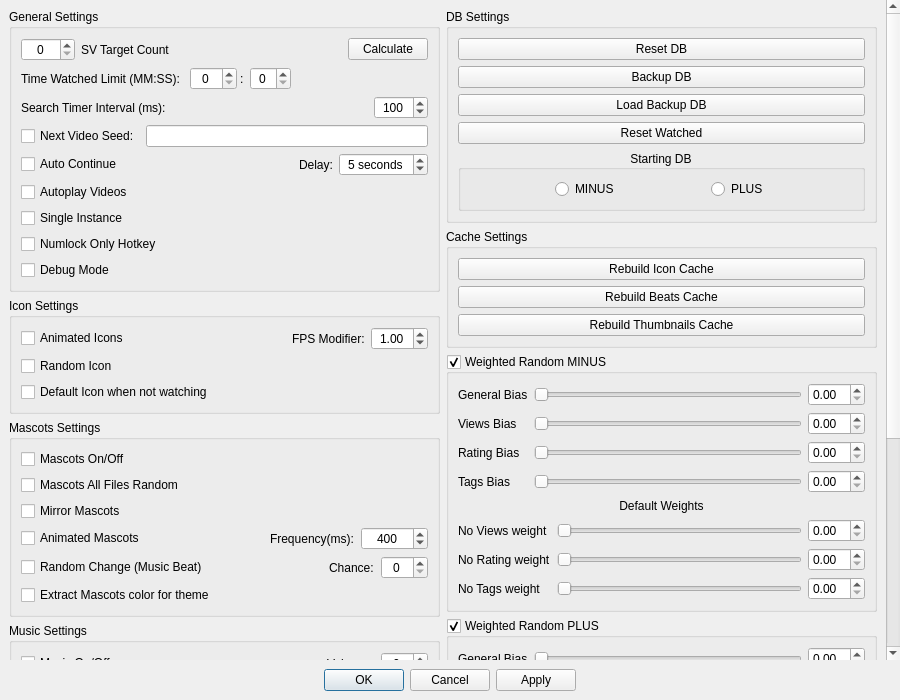
PaunescuAndrei/MediaManager, file MediaManager/src/QtClasses/UI/Form Files/SettingsDialog.ui: the form before one commit.
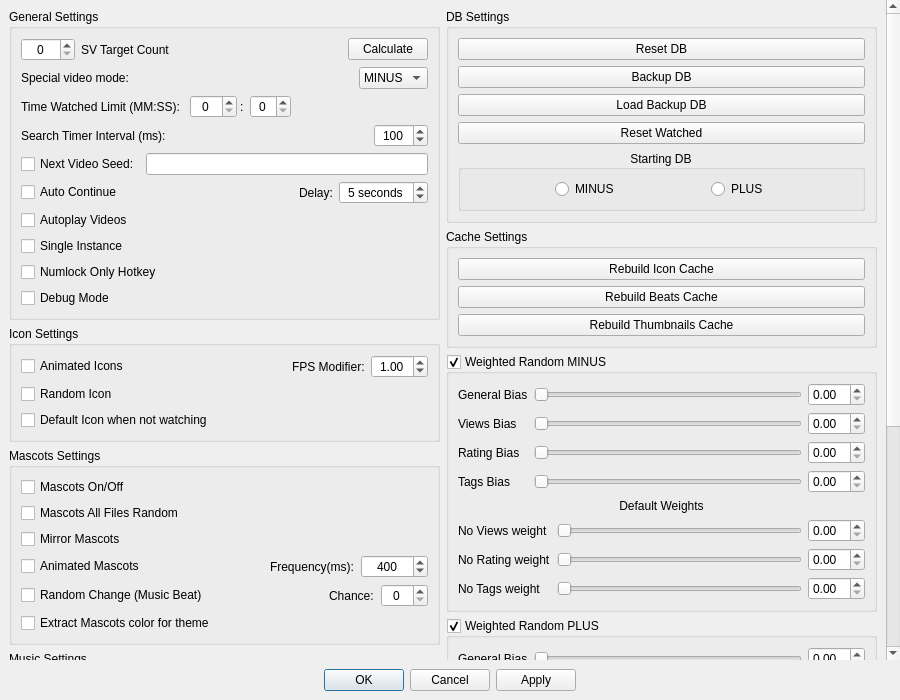
The form after the commit. Custom widgets are drawn as their Qt base class.

Commit message: added sv mode change implementation and some changes to nextvideo and counters logic

Diff of the .ui file:
```diff
--- a/MediaManager/src/QtClasses/UI/Form Files/SettingsDialog.ui
+++ b/MediaManager/src/QtClasses/UI/Form Files/SettingsDialog.ui
@@ -55,7 +55,7 @@
         <x>0</x>
         <y>0</y>
         <width>886</width>
-        <height>1083</height>
+        <height>1029</height>
        </rect>
       </property>
       <layout class="QHBoxLayout" name="horizontalLayout_8">
@@ -117,6 +117,64 @@
               </item>
              </layout>
             </item>
+            <item>
+             <widget class="QWidget" name="specialSvModeWidget" native="true">
+              <layout class="QHBoxLayout" name="horizontalLayout_31">
+               <property name="leftMargin">
+                <number>0</number>
+               </property>
+               <property name="topMargin">
+                <number>0</number>
+               </property>
+               <property name="rightMargin">
+                <number>0</number>
+               </property>
+               <property name="bottomMargin">
+                <number>0</number>
+               </property>
+               <item>
+                <widget class="QLabel" name="specialSvModeLabel">
+                 <property name="text">
+                  <string>Special video mode:</string>
+                 </property>
+                </widget>
+               </item>
+               <item>
+                <spacer name="horizontalSpacer_specialSv">
+                 <property name="orientation">
+                  <enum>Qt::Orientation::Horizontal</enum>
+                 </property>
+                 <property name="sizeHint" stdset="0">
+                  <size>
+                   <width>40</width>
+                   <height>20</height>
+                  </size>
+                 </property>
+                </spacer>
+               </item>
+               <item>
+                <widget class="QComboBox" name="specialSvModeCombo">
+                 <property name="toolTip">
+                  <string>Controls how MINUS special videos update counters and time watched when pressing Next.</string>
+                 </property>
+                 <property name="sizeAdjustPolicy">
+                  <enum>QComboBox::SizeAdjustPolicy::AdjustToContents</enum>
+                 </property>
+                 <item>
+                  <property name="text">
+                   <string>MINUS</string>
+                  </property>
+                 </item>
+                 <item>
+                  <property name="text">
+                   <string>PLUS</string>
+                  </property>
+                 </item>
+                </widget>
+               </item>
+              </layout>
+             </widget>
+            </item>
             <item>
              <widget class="QWidget" name="widget" native="true">
               <layout class="QHBoxLayout" name="horizontalLayout_10">
```
The commit also changes 4 other files.
